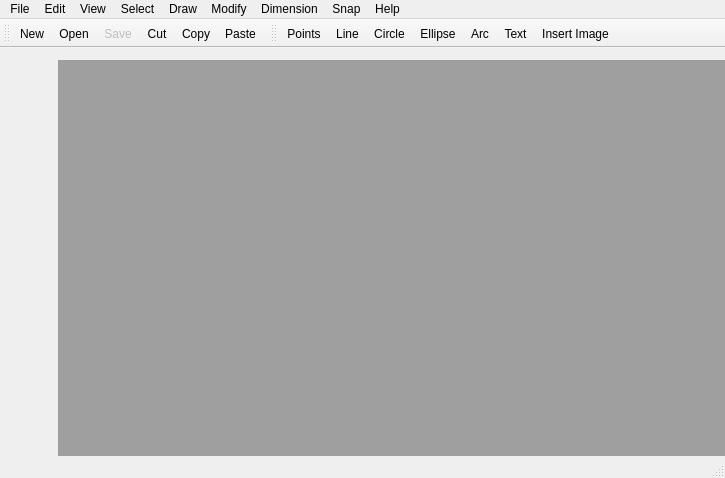
Old version of the form resources/ui/mainwindow.ui in the repository GreatDevelopers/eCAD.
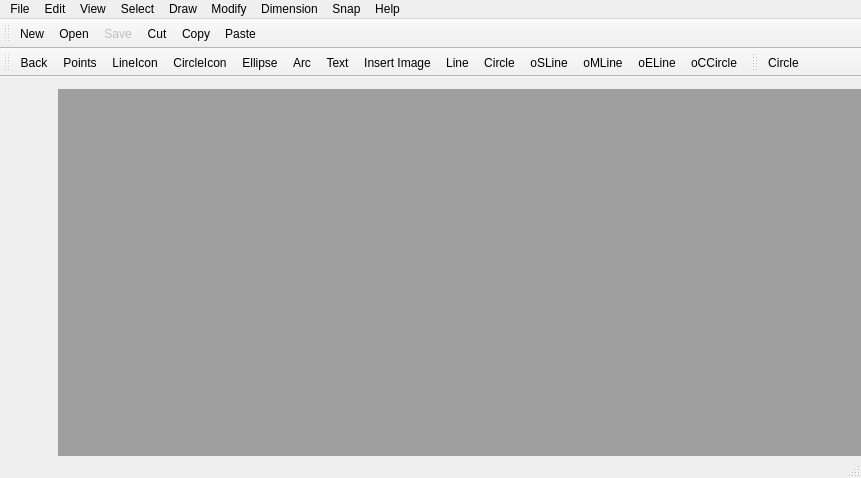
New version of the form. Icons and pictures are not drawn.

Diff of the .ui file:
```diff
--- a/resources/ui/mainwindow.ui
+++ b/resources/ui/mainwindow.ui
@@ -6,7 +6,7 @@
    <rect>
     <x>0</x>
     <y>0</y>
-    <width>725</width>
+    <width>861</width>
     <height>478</height>
    </rect>
   </property>
@@ -39,8 +39,8 @@
     <rect>
      <x>0</x>
      <y>0</y>
-     <width>725</width>
-     <height>19</height>
+     <width>861</width>
+     <height>25</height>
     </rect>
    </property>
    <widget class="QMenu" name="menuFile">
@@ -199,17 +199,36 @@
     <enum>TopToolBarArea</enum>
    </attribute>
    <attribute name="toolBarBreak">
-    <bool>false</bool>
+    <bool>true</bool>
    </attribute>
+   <addaction name="actionBack"/>
    <addaction name="actionPoints"/>
-   <addaction name="actionLine"/>
-   <addaction name="actionCircle"/>
+   <addaction name="actionLineIcon"/>
+   <addaction name="actionCircleIcon"/>
    <addaction name="actionEllipse"/>
    <addaction name="actionArc"/>
    <addaction name="actionText"/>
    <addaction name="actionInsertImage"/>
+   <addaction name="actionLine"/>
+   <addaction name="actionCircle"/>
+   <addaction name="actionOSLine"/>
+   <addaction name="actionOMLine"/>
+   <addaction name="actionOELine"/>
+   <addaction name="actionOCCircle"/>
   </widget>
   <widget class="QStatusBar" name="mainStatusBar"/>
+  <widget class="QToolBar" name="propertiesToolBar">
+   <property name="windowTitle">
+    <string>toolBar</string>
+   </property>
+   <attribute name="toolBarArea">
+    <enum>TopToolBarArea</enum>
+   </attribute>
+   <attribute name="toolBarBreak">
+    <bool>false</bool>
+   </attribute>
+   <addaction name="actionCircle"/>
+  </widget>
   <action name="actionNew">
    <property name="enabled">
     <bool>true</bool>
@@ -531,7 +550,7 @@
     <string>P</string>
    </property>
   </action>
-  <action name="actionLine">
+  <action name="actionLineIcon">
    <property name="enabled">
     <bool>true</bool>
    </property>
@@ -540,7 +559,7 @@
      <normaloff>:/icons/images/line.svg</normaloff>:/icons/images/line.svg</iconset>
    </property>
    <property name="text">
-    <string>Line</string>
+    <string>LineIcon</string>
    </property>
    <property name="shortcut">
     <string>L</string>
@@ -561,7 +580,7 @@
     <string>A</string>
    </property>
   </action>
-  <action name="actionCircle">
+  <action name="actionCircleIcon">
    <property name="enabled">
     <bool>true</bool>
    </property>
@@ -570,7 +589,7 @@
      <normaloff>:/icons/images/circle.svg</normaloff>:/icons/images/circle.svg</iconset>
    </property>
    <property name="text">
-    <string>Circle</string>
+    <string>CircleIcon</string>
    </property>
    <property name="shortcut">
     <string>C</string>
@@ -1030,6 +1049,70 @@
     <string>Ctrl+5</string>
    </property>
   </action>
+  <action name="actionBack">
+   <property name="text">
+    <string>Back</string>
+   </property>
+   <property name="toolTip">
+    <string>Back </string>
+   </property>
+  </action>
+  <action name="actionOSLine">
+   <property name="text">
+    <string>oSLine</string>
+   </property>
+   <property name="toolTip">
+    <string>One Click Start Point Line</string>
+   </property>
+  </action>
+  <action name="actionOMLine">
+   <property name="text">
+    <string>oMLine</string>
+   </property>
+   <property name="toolTip">
+    <string>One Click Middle Point Line</string>
+   </property>
+  </action>
+  <action name="actionOELine">
+   <property name="text">
+    <string>oELine</string>
+   </property>
+   <property name="toolTip">
+    <string>One Click End Point Line</string>
+   </property>
+  </action>
+  <action name="actionLine">
+   <property name="icon">
+    <iconset resource="../images.qrc">
+     <normaloff>:/icons/images/line.svg</normaloff>:/icons/images/line.svg</iconset>
+   </property>
+   <property name="text">
+    <string>Line</string>
+   </property>
+   <property name="toolTip">
+    <string>Two Point Line</string>
+   </property>
+  </action>
+  <action name="actionOCCircle">
+   <property name="text">
+    <string>oCCircle</string>
+   </property>
+   <property name="toolTip">
+    <string>One Click Center Circle</string>
+   </property>
+  </action>
+  <action name="actionCircle">
+   <property name="icon">
+    <iconset resource="../images.qrc">
+     <normaloff>:/icons/images/circle.svg</normaloff>:/icons/images/circle.svg</iconset>
+   </property>
+   <property name="text">
+    <string>Circle</string>
+   </property>
+   <property name="toolTip">
+    <string>Circle</string>
+   </property>
+  </action>
  </widget>
  <layoutdefault spacing="6" margin="11"/>
  <resources>
```
Left out of the diff: 4 changed lines with no effect on the pictures.
